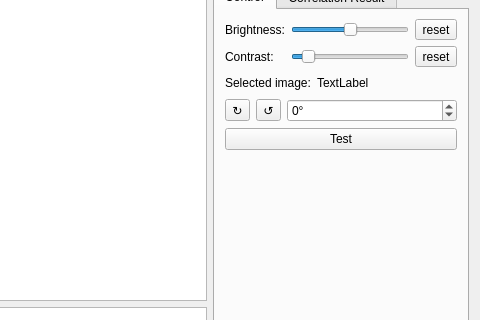
Above: TDCT_correlation.ui from coraxx/3DCT before the change; both pictures show x 920 to 1400 and y 225 to 545 of the 1400 by 800 pixel window. Below: the same form after it.
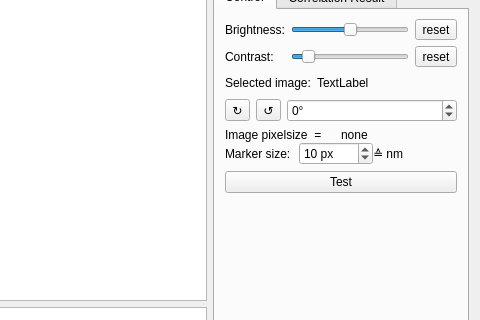
That is the form after the change. Custom widgets are drawn as their Qt base class.

Commit message: - marker numbers are counter rotated to level them when images (graphic scenes) are rotated - code cleanups (checking for focused workspace is simplefied and more robust now) - marker size is adjustable - implementation of reading pixel size and convert marker size in nm inside image is next - also the reimplementation of extracting the z-value of beads is up as well

The edit to the form file:
```diff
--- a/TDCT_correlation.ui
+++ b/TDCT_correlation.ui
@@ -210,6 +210,84 @@
            </item>
           </layout>
          </item>
+         <item>
+          <layout class="QVBoxLayout" name="verticalLayout_2">
+           <property name="spacing">
+            <number>0</number>
+           </property>
+           <item>
+            <layout class="QHBoxLayout" name="horizontalLayout_4">
+             <item>
+              <widget class="QLabel" name="label_5">
+               <property name="text">
+                <string>Image pixelsize  =</string>
+               </property>
+              </widget>
+             </item>
+             <item>
+              <widget class="QLabel" name="label_imgpxsize">
+               <property name="text">
+                <string>none</string>
+               </property>
+              </widget>
+             </item>
+            </layout>
+           </item>
+           <item>
+            <layout class="QHBoxLayout" name="horizontalLayout_5">
+             <item>
+              <widget class="QLabel" name="label">
+               <property name="text">
+                <string>Marker size:</string>
+               </property>
+              </widget>
+             </item>
+             <item>
+              <widget class="QSpinBox" name="spinBox_markerSize">
+               <property name="focusPolicy">
+                <enum>Qt::WheelFocus</enum>
+               </property>
+               <property name="suffix">
+                <string> px</string>
+               </property>
+               <property name="minimum">
+                <number>1</number>
+               </property>
+               <property name="maximum">
+                <number>50</number>
+               </property>
+               <property name="singleStep">
+                <number>1</number>
+               </property>
+               <property name="value">
+                <number>10</number>
+               </property>
+              </widget>
+             </item>
+             <item>
+              <widget class="QLabel" name="label_6">
+               <property name="maximumSize">
+                <size>
+                 <width>10</width>
+                 <height>16777215</height>
+                </size>
+               </property>
+               <property name="text">
+                <string>≙</string>
+               </property>
+              </widget>
+             </item>
+             <item>
+              <widget class="QLabel" name="label_markerSizeNano">
+               <property name="text">
+                <string> nm</string>
+               </property>
+              </widget>
+             </item>
+            </layout>
+           </item>
+          </layout>
+         </item>
          <item>
           <widget class="QPushButton" name="pushButton_test">
            <property name="text">
```
The commit also changes 3 other files.
